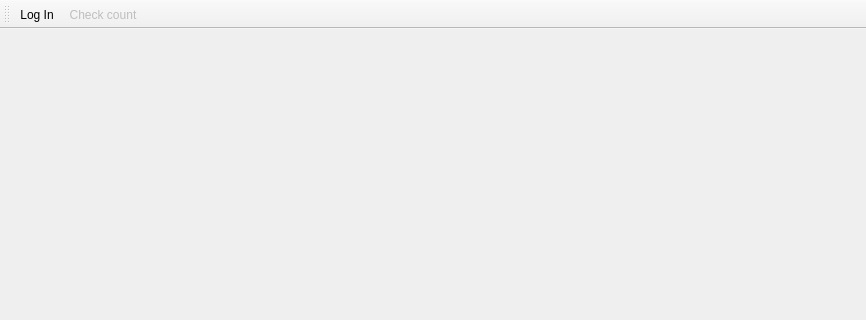
Old version of the form mainwindow.ui in the repository theoar/DataBaseApp; both pictures show x 0 to 866 and y 0 to 320 of the 866 by 519 pixel window.
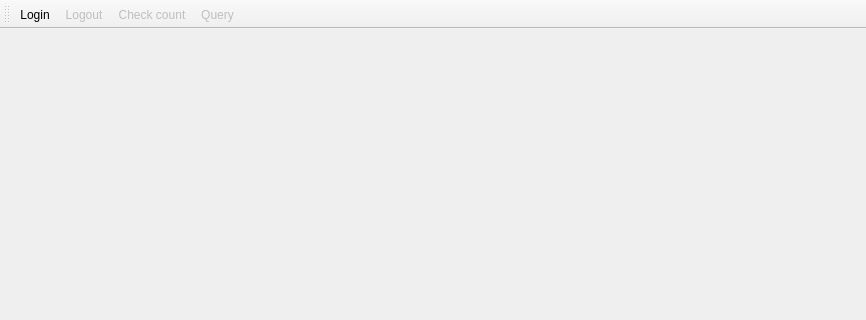
New version of the form. Icons and pictures are not drawn.

Diff of the .ui file:
```diff
--- a/mainwindow.ui
+++ b/mainwindow.ui
@@ -51,6 +51,21 @@
    <property name="enabled">
     <bool>true</bool>
    </property>
+   <property name="contextMenuPolicy">
+    <enum>Qt::NoContextMenu</enum>
+   </property>
+   <property name="windowTitle">
+    <string>Main tool bar</string>
+   </property>
+   <property name="iconSize">
+    <size>
+     <width>32</width>
+     <height>32</height>
+    </size>
+   </property>
+   <property name="toolButtonStyle">
+    <enum>Qt::ToolButtonTextUnderIcon</enum>
+   </property>
    <attribute name="toolBarArea">
     <enum>TopToolBarArea</enum>
    </attribute>
@@ -58,7 +73,9 @@
     <bool>false</bool>
    </attribute>
    <addaction name="LoginAction"/>
+   <addaction name="LogoutAction"/>
    <addaction name="CheckCountAction"/>
+   <addaction name="QueryAction"/>
   </widget>
   <widget class="QStatusBar" name="StatusBar"/>
   <action name="LoginAction">
@@ -67,7 +84,10 @@
      <normaloff>:/new/prefix1/media-eject.png</normaloff>:/new/prefix1/media-eject.png</iconset>
    </property>
    <property name="text">
-    <string>Log In</string>
+    <string>Login</string>
+   </property>
+   <property name="toolTip">
+    <string>Click to login into database.</string>
    </property>
    <property name="shortcut">
     <string>Ctrl+L</string>
@@ -84,6 +104,39 @@
    <property name="text">
     <string>Check count</string>
    </property>
+   <property name="toolTip">
+    <string>Click to list all products with low amout.</string>
+   </property>
+  </action>
+  <action name="QueryAction">
+   <property name="enabled">
+    <bool>false</bool>
+   </property>
+   <property name="icon">
+    <iconset resource="resources.qrc">
+     <normaloff>:/new/prefix1/libreoffice-base.png</normaloff>:/new/prefix1/libreoffice-base.png</iconset>
+   </property>
+   <property name="text">
+    <string>Query</string>
+   </property>
+   <property name="toolTip">
+    <string>Click to open SQL Query mode.</string>
+   </property>
+  </action>
+  <action name="LogoutAction">
+   <property name="enabled">
+    <bool>false</bool>
+   </property>
+   <property name="icon">
+    <iconset resource="resources.qrc">
+     <normaloff>:/new/prefix1/system-shutdown.png</normaloff>:/new/prefix1/system-shutdown.png</iconset>
+   </property>
+   <property name="text">
+    <string>Logout</string>
+   </property>
+   <property name="toolTip">
+    <string>Click to logout</string>
+   </property>
   </action>
  </widget>
  <layoutdefault spacing="6" margin="11"/>
```
Left out of the diff: 49 changed lines with no effect on the pictures.
